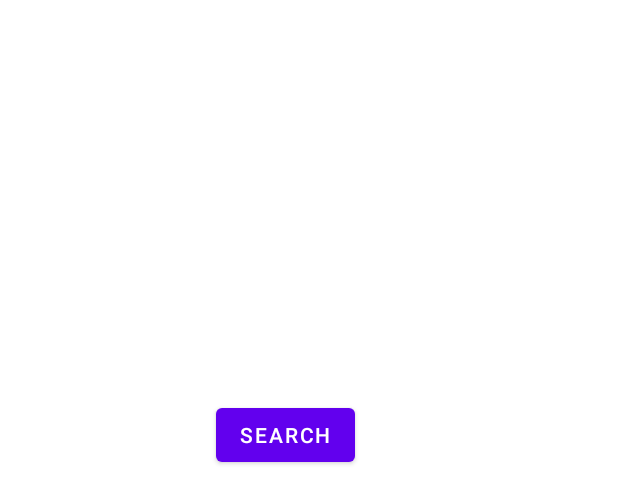
After one commit to eshwaribhide/Movie-Reviewer-Android-App, an Android app: the layout activity_movie_list.xml on its own in the app's theme, with its tools: preview values and no code run, on a phone screen of 412 x 824 dp. The commit adds this screen. Shown: the top 504 px of the screen. Run offline under Robolectric (Android 15) with nearby library versions, the phone set to English and light mode, and no system bars.

```diff
--- a/app/src/main/java/edu/neu/madcourse/numad22sp_moviereviewer_teamdedj/NavigationActivity.java
+++ b/app/src/main/java/edu/neu/madcourse/numad22sp_moviereviewer_teamdedj/NavigationActivity.java
@@ -19,4 +19,9 @@ public class NavigationActivity extends AppCompatActivity {
         startActivity(intent);
     }
 
+    public void reviewMoviesOnClick(View view) {
+        Intent intent = new Intent(this, MovieListActivity.class);
+        startActivity(intent);
+    }
+
 }
--- /dev/null
+++ b/app/src/main/res/layout/activity_movie_list.xml
@@ -0,0 +1,19 @@
+<?xml version="1.0" encoding="utf-8"?>
+<androidx.constraintlayout.widget.ConstraintLayout xmlns:android="http://schemas.android.com/apk/res/android"
+    xmlns:app="http://schemas.android.com/apk/res-auto"
+    xmlns:tools="http://schemas.android.com/tools"
+    android:layout_width="match_parent"
+    android:layout_height="match_parent"
+    tools:context=".MovieListActivity">
+
+    <Button
+        android:id="@+id/moviesearch_btn"
+        android:layout_width="wrap_content"
+        android:layout_height="wrap_content"
+        android:layout_marginStart="144dp"
+        android:layout_marginTop="266dp"
+        android:onClick="searchButtonOnClick"
+        android:text="Search"
+        app:layout_constraintStart_toStartOf="parent"
+        app:layout_constraintTop_toTopOf="parent" />
+</androidx.constraintlayout.widget.ConstraintLayout>
--- a/app/src/main/res/layout/activity_navigation.xml
+++ b/app/src/main/res/layout/activity_navigation.xml
@@ -34,6 +34,7 @@
         android:layout_width="wrap_content"
         android:layout_height="wrap_content"
         android:layout_marginTop="12dp"
+        android:onClick="reviewMoviesOnClick"
         android:text="Review Movies"
         app:layout_constraintEnd_toEndOf="parent"
         app:layout_constraintHorizontal_bias="0.501"
--- a/app/src/main/res/values/strings.xml
+++ b/app/src/main/res/values/strings.xml
@@ -1,8 +1,3 @@
 <resources>
     <string name="app_name">NUMAD22Sp_MovieReviewer_TeamDEDJ</string>
-
-    <!--to toggle the open close button
-        of the navigation drawer-->
-    <string name="nav_open">Open</string>
-    <string name="nav_close">Close</string>
 </resources>
```
Also changed, not shown: app/src/main/AndroidManifest.xml (+11 -1 lines), app/src/main/java/edu/neu/madcourse/numad22sp_moviereviewer_teamdedj/MovieListActivity.java (added, +106 -0 lines).
